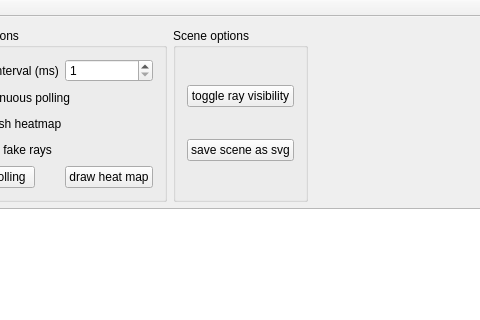
Above: RayDisplayWindow.ui from janisozaur/mgr_rd2 before the change; both pictures show x 430 to 910 and y 0 to 320 of the 1017 by 699 pixel window. Below: the same form after it.
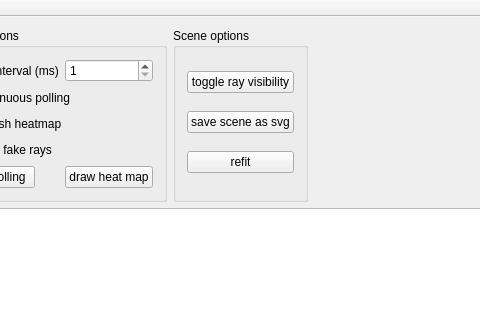
That is the form after the change.

Commit message:
add button to refit scene
also whitespace changes

What changed in the file:
```diff
--- a/RayDisplayWindow.ui
+++ b/RayDisplayWindow.ui
@@ -180,6 +180,13 @@
            </property>
           </widget>
          </item>
+         <item>
+          <widget class="QPushButton" name="refitPushButton">
+           <property name="text">
+            <string>refit</string>
+           </property>
+          </widget>
+         </item>
         </layout>
        </widget>
       </item>
```
The commit also changes 2 other files.
